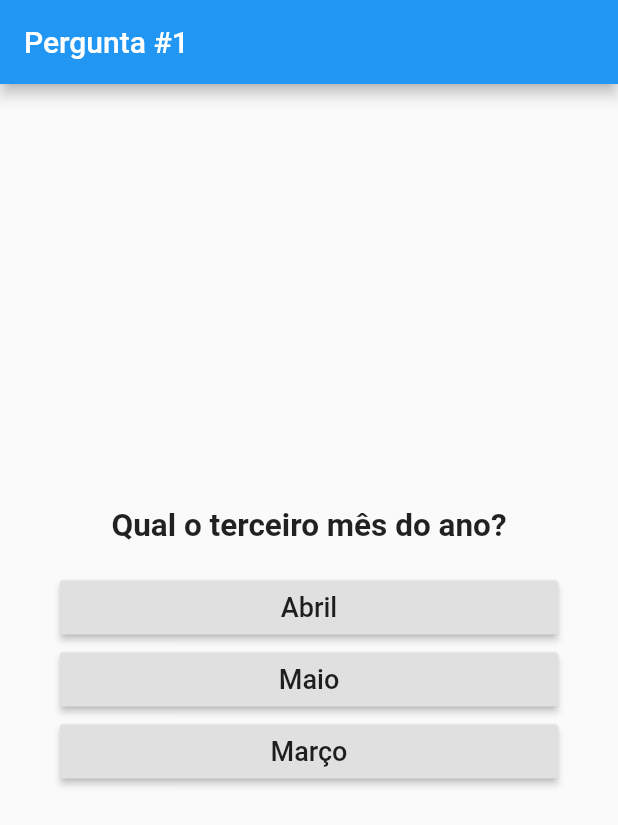
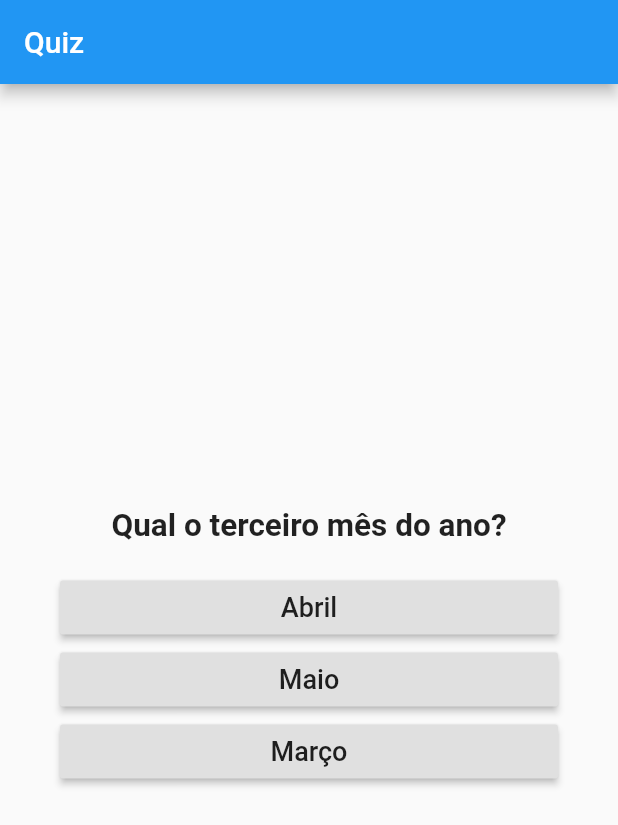
Before and after one commit to Joe02/Flutter-basics, a Flutter app: the screen it shows after launch, after a tap on "Abril", after a tap on "Voltar para última pergunta", on a phone screen of 412 x 824 dp. Shown: the top 825 px of the screen. Run offline on Flutter 3.47's test engine with Material 2 defaults, Android fonts, the phone set to English and light mode, and no system bars.

Commit message:
Created Quiz widget.

```diff
--- a/lib/main.dart
+++ b/lib/main.dart
@@ -1,5 +1,5 @@
 import 'package:flutter/material.dart';
-import 'package:quizapp/models/Question.dart';
+import 'package:quizapp/widgets/Quiz.dart';
 
 void main() => runApp(MyApp());
 
@@ -11,29 +11,6 @@ class MyApp extends StatefulWidget {
 
 class MyAppState extends State<MyApp> {
 
-  //TODO Transform this into an actual Question class
-  static Question firstQuestion = Question(
-      "Qual o terceiro mês do ano?",
-      ['Abril', 'Maio', 'Março']
-  );
-
-  static Question secondQuesion = Question(
-      "Quantos dias um ano bissexto possui?",
-      ["364","365","366"]
-  );
-
-  static Question thirdQuestion = Question(
-      "1kg de pedras é mais pesado\ndo que 1kg de papel?",
-      ['Claro!?',"Depende...","Não!!"]
-  );
-
-  var answers = [];
-
-  var shownQuestion = firstQuestion;
-
-  var questionNumber = 1;
-
-  var _isBackButtonVisible = false;
 
   @override
   Widget build(BuildContext context) {
@@ -41,77 +18,9 @@ class MyAppState extends State<MyApp> {
     return MaterialApp(
       home: Scaffold(
         appBar: AppBar(
-          title: Text("Pergunta #$questionNumber"),
+          title: Text("Quiz"),
         ),
-
-        //TODO Transform this into a Quiz widget so the main class doesnt have to handle all the app.
-
-        body: Column(
-          mainAxisSize: MainAxisSize.max,
-          crossAxisAlignment: CrossAxisAlignment.center,
-          mainAxisAlignment: MainAxisAlignment.center,
-          children: <Widget>[
-            Center(
-                child: Padding(
-                  padding: const EdgeInsets.all(8.0),
-                  child: Text(shownQuestion.question, style: TextStyle(
-                      fontSize: 21, fontWeight: FontWeight.bold), textAlign: TextAlign.center),
-                )),
-            Flexible(
-              child: Container(
-                margin: EdgeInsets.only(bottom: 25),
-                child: ListView(
-                    shrinkWrap: true,
-                    padding: const EdgeInsets.only(left: 40, right: 40, top: 10),
-                    children: new List.generate(
-                        shownQuestion.answers.length,
-                            (index) =>
-                            RaisedButton(
-                              child: Text(shownQuestion.answers[index], style: TextStyle(fontSize: 18),),
-                              onPressed: () {
-                                setState(() {
-                                  answers.add(shownQuestion.answers[index]);
-                                  if (shownQuestion == firstQuestion) {
-                                    _isBackButtonVisible = true;
-                                    shownQuestion = secondQuesion;
-                                    questionNumber = 2;
-                                  } else if (shownQuestion == secondQuesion){
-                                    _isBackButtonVisible = true;
-                                    shownQuestion = thirdQuestion;
-                                    questionNumber = 3;
-                                  } else {
-                                    //Add finished quiz screen.
-                                  }
-                                });
-                              },
-                            )
-                    )
-                ),
-              ),
-            ),
-            Visibility(
-              visible: _isBackButtonVisible,
-              child: RaisedButton(
-                child: Text("Voltar para última pergunta"),
-                onPressed: () {
-                  setState(() {
-                    if (shownQuestion == secondQuesion) {
-                      answers.removeLast();
-                      _isBackButtonVisible = false;
-                      shownQuestion = firstQuestion;
-                      questionNumber = 1;
-                    } else {
-                      answers.removeLast();
-                      _isBackButtonVisible = true;
-                      shownQuestion = secondQuesion;
-                      questionNumber = 2;
-                    }
-                  });
-                },
-              ),
-            )
-          ],
-        ),
+          body: Quiz()
       ),
     );
   }
--- /dev/null
+++ b/lib/widgets/Quiz.dart
@@ -0,0 +1,105 @@
+import 'package:flutter/cupertino.dart';
+import 'package:flutter/material.dart';
+import 'package:quizapp/models/Question.dart';
+
+class Quiz extends StatefulWidget {
+  @override
+  QuizState createState() => QuizState();
+}
+
+class QuizState extends State<Quiz> {
+  //TODO Transform this into an actual Question class
+  static Question firstQuestion =
+      Question("Qual o terceiro mês do ano?", ['Abril', 'Maio', 'Março']);
+
+  static Question secondQuesion =
+      Question("Quantos dias um ano bissexto possui?", ["364", "365", "366"]);
+
+  static Question thirdQuestion = Question(
+      "1kg de pedras é mais pesado\ndo que 1kg de papel?",
+      ['Claro!?', "Depende...", "Não!!"]);
+
+  var answers = [];
+
+  var shownQuestion = firstQuestion;
+
+  var questionNumber = 1;
+
+  var _isBackButtonVisible = false;
+
+  @override
+  Widget build(BuildContext context) {
+    return Column(
+      mainAxisSize: MainAxisSize.max,
+      crossAxisAlignment: CrossAxisAlignment.center,
+      mainAxisAlignment: MainAxisAlignment.center,
+      children: <Widget>[
+        //Question title
+        Center(
+            child: Padding(
+          padding: const EdgeInsets.all(8.0),
+          child: Text(shownQuestion.question,
+              style: TextStyle(fontSize: 21, fontWeight: FontWeight.bold),
+              textAlign: TextAlign.center),
+        )),
+
+        //Question answers
+        Flexible(
+          child: Container(
+            margin: EdgeInsets.only(bottom: 25),
+            child: ListView(
+                shrinkWrap: true,
+                padding: const EdgeInsets.only(left: 40, right: 40, top: 10),
+                children: new List.generate(
+                    shownQuestion.answers.length,
+                    (index) => RaisedButton(
+                          child: Text(
+                            shownQuestion.answers[index],
+                            style: TextStyle(fontSize: 18),
+                          ),
+                          onPressed: () {
+                            setState(() {
+                              answers.add(shownQuestion.answers[index]);
+                              if (shownQuestion == firstQuestion) {
+                                _isBackButtonVisible = true;
+                                shownQuestion = secondQuesion;
+                                questionNumber = 2;
+                              } else if (shownQuestion == secondQuesion) {
+                                _isBackButtonVisible = true;
+                                shownQuestion = thirdQuestion;
+                                questionNumber = 3;
+                              } else {
+                                //Add finished quiz screen.
+                              }
+                            });
+                          },
+                        ))),
+          ),
+        ),
+
+        //Back button
+        Visibility(
+          visible: _isBackButtonVisible,
+          child: RaisedButton(
+            child: Text("Voltar para última pergunta"),
+            onPressed: () {
+              setState(() {
+                if (shownQuestion == secondQuesion) {
+                  answers.removeLast();
+                  _isBackButtonVisible = false;
+                  shownQuestion = firstQuestion;
+                  questionNumber = 1;
+                } else {
+                  answers.removeLast();
+                  _isBackButtonVisible = true;
+                  shownQuestion = secondQuesion;
+                  questionNumber = 2;
+                }
+              });
+            },
+          ),
+        )
+      ],
+    );
+  }
+}
```
